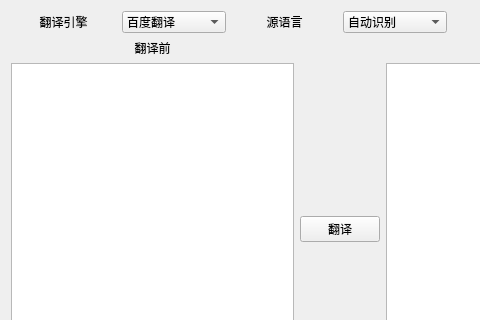
squncle/Simple-GUI-Translator, file translator.ui: the form before one commit; both pictures show x 0 to 480 and y 0 to 320 of the 679 by 490 pixel window.
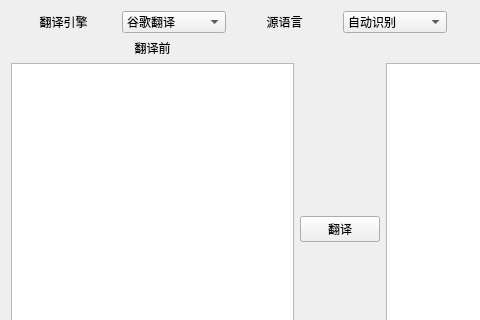
The form after the commit.

Commit message: 新增 有道翻译

```diff
--- a/translator.ui
+++ b/translator.ui
@@ -28,6 +28,16 @@
      </item>
      <item>
       <widget class="QComboBox" name="comboBox">
+       <item>
+        <property name="text">
+         <string>谷歌翻译</string>
+        </property>
+       </item>
+       <item>
+        <property name="text">
+         <string>有道翻译</string>
+        </property>
+       </item>
        <item>
         <property name="text">
          <string>百度翻译</string>
```
Left out of the diff: 5 changed lines with no effect on the pictures. The commit also changes 6 other files.
